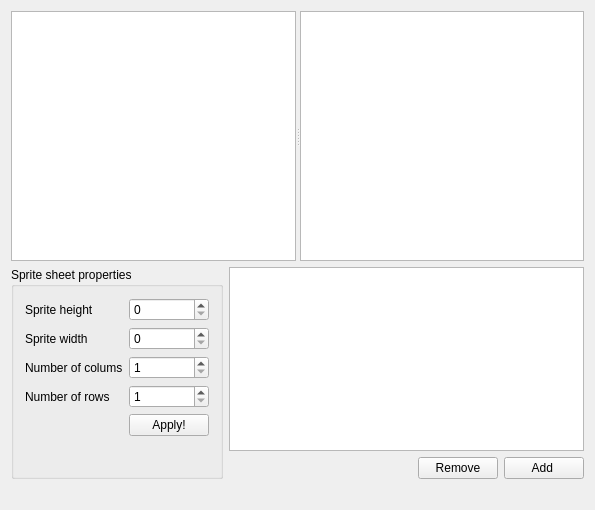
Above: compound_widgets/sprite_widget/spritewidget.ui from jreuss/tudimapper before the change. Below: the same form after it.
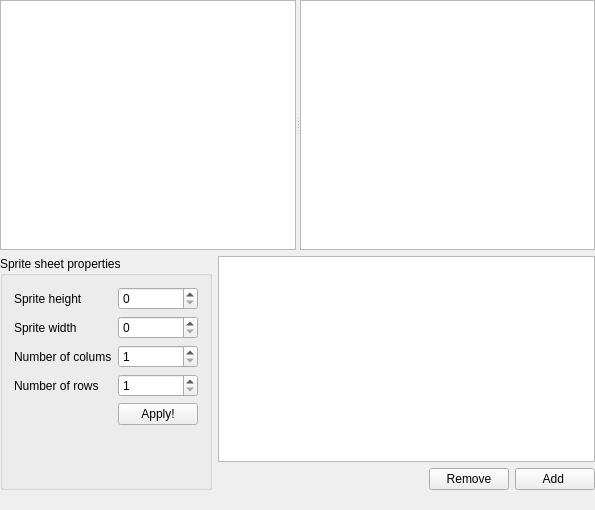
That is the form after the change. Custom widgets are drawn as their Qt base class.

What changed in the file:
```diff
--- a/compound_widgets/sprite_widget/spritewidget.ui
+++ b/compound_widgets/sprite_widget/spritewidget.ui
@@ -14,6 +14,18 @@
    <string>Widget</string>
   </property>
   <layout class="QGridLayout" name="gridLayout">
+   <property name="leftMargin">
+    <number>0</number>
+   </property>
+   <property name="topMargin">
+    <number>0</number>
+   </property>
+   <property name="rightMargin">
+    <number>0</number>
+   </property>
+   <property name="bottomMargin">
+    <number>0</number>
+   </property>
    <item row="0" column="0">
     <widget class="QSplitter" name="splitter">
      <property name="orientation">
```
